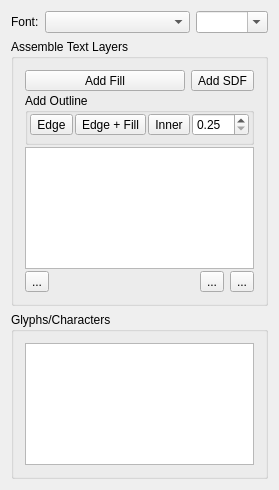
The window that Harmony/src/Editor/Text/TextWidget.ui (GameOverture/HarmonyEngine) describes before a commit, drawn with Qt 5.
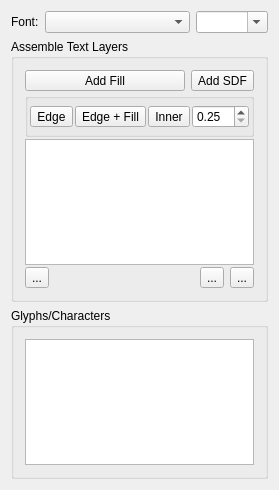
The same window after the commit. Icons and pictures are not drawn. Custom widgets are drawn as their Qt base class.

What changed in the file:
```diff
--- a/Harmony/src/Editor/Text/TextWidget.ui
+++ b/Harmony/src/Editor/Text/TextWidget.ui
@@ -89,7 +89,7 @@
         <item>
          <widget class="QGroupBox" name="groupBox_2">
           <property name="title">
-           <string>Add Outline</string>
+           <string/>
           </property>
           <layout class="QHBoxLayout" name="horizontalLayout_4">
            <property name="spacing">
@@ -99,7 +99,7 @@
             <number>2</number>
            </property>
            <property name="topMargin">
-            <number>0</number>
+            <number>6</number>
            </property>
            <property name="rightMargin">
             <number>2</number>
```
Left out of the diff: 4 changed lines with no effect on the pictures.
